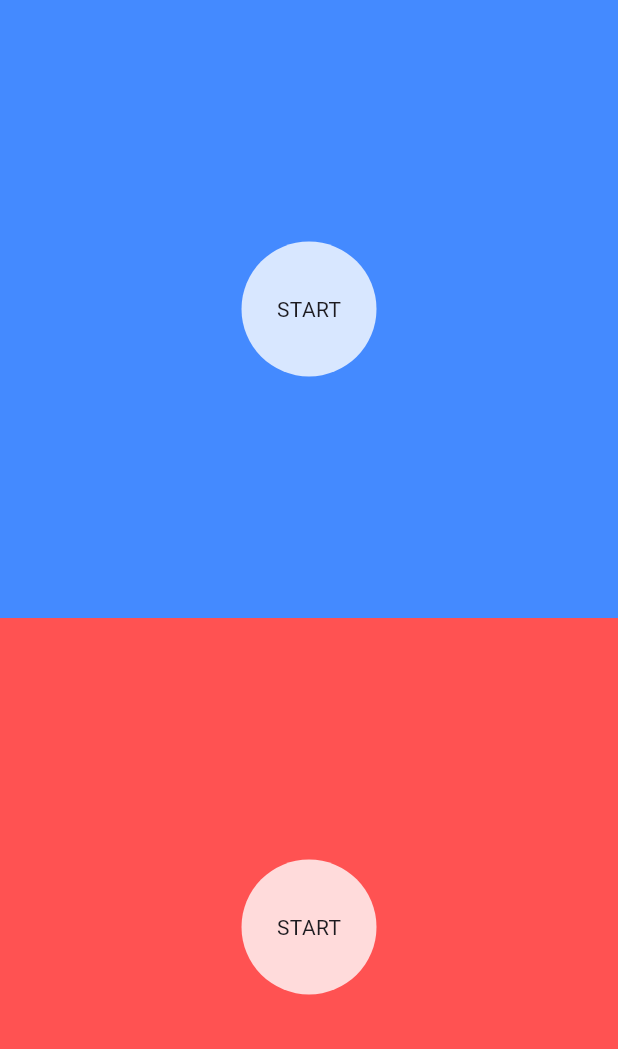
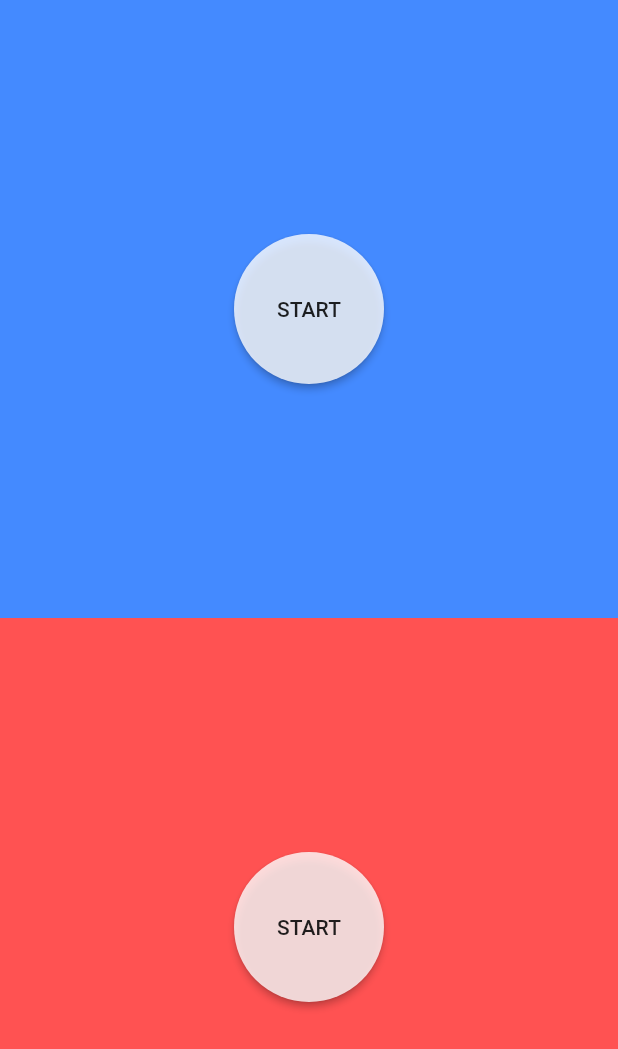
Before and after one commit to dare-devil-ex/tap_game, a Flutter app: the screen it shows after launch, on a phone screen of 412 x 824 dp. Shown: the top 1049 px of the screen. Run offline on Flutter 3.47's test engine with Material 3 defaults, Android fonts, the phone set to English and light mode, and no system bars.

Commit message:
modified:   lib/main.dart

```diff
--- a/lib/main.dart
+++ b/lib/main.dart
@@ -1,11 +1,63 @@
 import 'package:flutter/material.dart';
 
 void main() {
-  runApp(HomePage());
+  runApp(MaterialApp(home: HomePage()));
 }
 
 class HomePage extends StatelessWidget {
   const HomePage({super.key});
+
+  @override
+  Widget build(BuildContext context) {
+    return Scaffold(
+        body: Column(
+          children: [
+
+            Container(
+              width: double.infinity,
+              height: MediaQuery.of(context).size.height / 2,
+              color: Colors.blueAccent,
+              child: Center(
+                child: MaterialButton(onPressed: () {
+                  Navigator.push(context, MaterialPageRoute(builder: (context) => GamePage()));
+                },
+                color: const Color.fromARGB(202, 255, 255, 255),
+                height: 100,
+                minWidth: 100,
+                shape: CircleBorder(),
+                child: Text(
+                  "START"
+                ),)
+              ),
+            ),
+
+            Container(
+              width: double.infinity,
+              height: MediaQuery.of(context).size.height / 2,
+              color: Colors.redAccent,
+              child: Center(
+                child: MaterialButton(onPressed: () {
+                  Navigator.push(context, MaterialPageRoute(builder: (context) => GamePage()));
+                },
+                color: const Color.fromARGB(202, 255, 255, 255),
+                height: 100,
+                minWidth: 100,
+                shape: CircleBorder(),
+                child: Text(
+                  "START"
+                ),)
+              ),
+            ),
+
+          ],
+        ),
+      );
+  }
+}
+
+
+class GamePage extends StatelessWidget{
+  const GamePage({super.key});
 
   @override
   Widget build(BuildContext context) {
@@ -18,19 +70,19 @@ class HomePage extends StatelessWidget {
                 width: double.infinity,
                 height: MediaQuery.of(context).size.height / 2,
                 color: Colors.blueAccent,
-              child: Center(
-                child: Container(
-                  height: 90,
-                  width: 90,
-                  alignment: Alignment.center,
-                  decoration: BoxDecoration(
-                    color: const Color.fromARGB(202, 255, 255, 255),
-                    borderRadius: BorderRadius.circular(100)
-                  ),
-                  child: Text(
-                    "START"
-                  ),
-                ),
+                child: Row(
+                  crossAxisAlignment: CrossAxisAlignment.start,
+                  mainAxisAlignment: MainAxisAlignment.spaceBetween,
+                  children: [
+                    Text("PLAYER B", style: TextStyle(
+                      fontSize: 25,
+                      fontWeight: FontWeight.bold
+                    ),),
+                    Text("50", style: TextStyle(
+                      fontSize: 25,
+                      fontWeight: FontWeight.bold
+                    ),),
+                  ],
                 ),
             ),
 
@@ -38,21 +90,22 @@ class HomePage extends StatelessWidget {
                 width: double.infinity,
                 height: MediaQuery.of(context).size.height / 2,
                 color: Colors.redAccent,
-              child: Center(
-                child: Container(
-                  height: 90,
-                  width: 90,
-                  alignment: Alignment.center,
-                  decoration: BoxDecoration(
-                    color: const Color.fromARGB(202, 255, 255, 255),
-                    borderRadius: BorderRadius.circular(100)
-                  ),
-                  child: Text(
-                    "START"
+                child: Row(
+                  crossAxisAlignment: CrossAxisAlignment.end,
+                  mainAxisAlignment: MainAxisAlignment.spaceBetween,
+                  children: [
+                    Text("PLAYER A", style: TextStyle(
+                      fontSize: 25,
+                      fontWeight: FontWeight.bold
+                    ),),
+                    Text("50", style: TextStyle(
+                      fontSize: 25,
+                      fontWeight: FontWeight.bold
+                    ),),
+                  ],
                 ),
             ),
-              ),
-            ),
+
 
           ],
         ),
```
Lines whose indentation alone changed are shown as unchanged.
